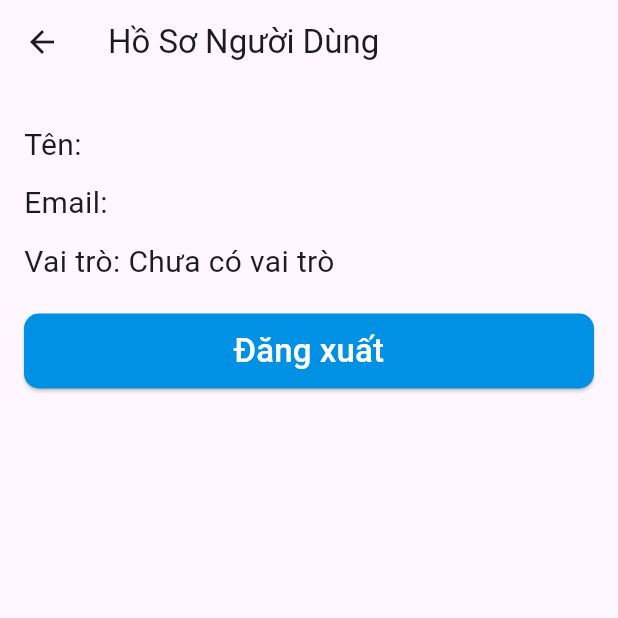
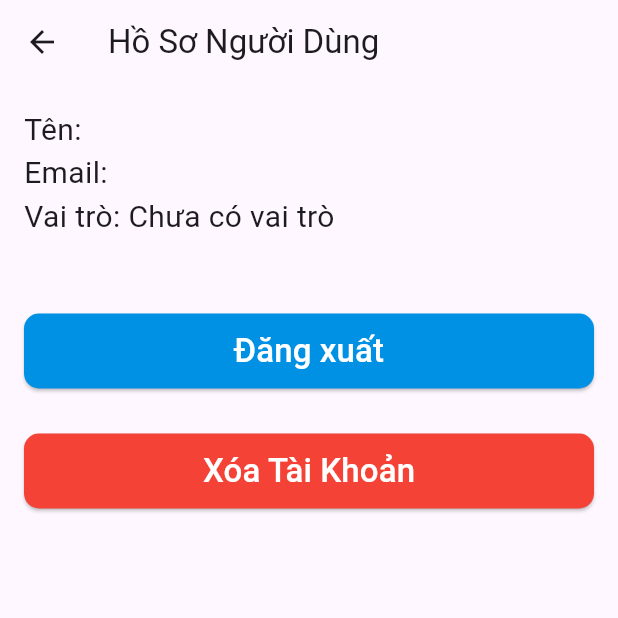
Before and after one commit to quangtran789/super_market-Flutter_frontend-, a Flutter app: the ProfileScreen screen opened directly, on a phone screen of 412 x 824 dp, the top half of it. Run offline on Flutter 3.47's test engine with Material 3 defaults, Android fonts, the phone set to English and light mode, and no system bars; our stand-ins replace carousel_slider, file_picker, flutter_slidable, flutter_svg, get, hexcolor and 3 more; missing offline and left inert: flutter_facebook_auth; accounts and stored records are empty; Roboto replaces fonts that are missing (Jaldi).

Commit message:
new second commit

```diff
--- a/lib/Views/Profile/profile_screen.dart
+++ b/lib/Views/Profile/profile_screen.dart
@@ -1,4 +1,5 @@
 import 'dart:io';
+import 'package:app_supermarket/Services/auth_service.dart';
 import 'package:app_supermarket/Views/Login/Screens/login_screens.dart';
 import 'package:flutter/material.dart';
 import 'package:shared_preferences/shared_preferences.dart';
@@ -13,15 +14,42 @@ class _ProfileScreenState extends State<ProfileScreen> {
   String? name;
   String? email;
   String? role;
+  final AuthService authService = AuthService();
 
-  Future<void> logout() async {
-    SharedPreferences prefs = await SharedPreferences.getInstance();
-    await prefs.clear(); // Xóa tất cả thông tin người dùng
+  Future<void> deleteAccount() async {
+    final confirmDelete = await showDialog(
+      context: context,
+      builder: (BuildContext context) {
+        return AlertDialog(
+          title: const Text("Xác nhận"),
+          content: const Text("Bạn có chắc muốn xóa tài khoản?"),
+          actions: [
+            TextButton(
+              child: const Text("Hủy"),
+              onPressed: () => Navigator.of(context).pop(false),
+            ),
+            TextButton(
+              child: const Text("Có"),
+              onPressed: () => Navigator.of(context).pop(true),
+            ),
+          ],
+        );
+      },
+    );
 
-    Navigator.pushReplacement(
-      context,
-      MaterialPageRoute(builder: (context) => const LoginScreens()),
-    );
+    if (confirmDelete == true) {
+      bool isDeleted = await authService.deleteAccount();
+      if (isDeleted) {
+        Navigator.pushReplacement(
+          context,
+          MaterialPageRoute(builder: (context) => const LoginScreens()),
+        );
+      } else {
+        ScaffoldMessenger.of(context).showSnackBar(
+          const SnackBar(content: Text('Xóa tài khoản không thành công')),
+        );
+      }
+    }
   }
 
   @override
@@ -30,18 +58,14 @@ class _ProfileScreenState extends State<ProfileScreen> {
     _loadUserProfile();
   }
 
-  // Hàm để tải thông tin người dùng từ SharedPreferences
   Future<void> _loadUserProfile() async {
     SharedPreferences prefs = await SharedPreferences.getInstance();
     setState(() {
       name = prefs.getString('name');
       email = prefs.getString('email');
       role = prefs.getString('role');
-      // Tải đường dẫn ảnh hồ sơ
     });
   }
-
-  // Hàm để chọn hình ảnh
 
   @override
   Widget build(BuildContext context) {
@@ -54,22 +78,15 @@ class _ProfileScreenState extends State<ProfileScreen> {
         child: Column(
           crossAxisAlignment: CrossAxisAlignment.start,
           children: [
-            const SizedBox(height: 10),
-            Text(
-              'Tên: ${name ?? 'Chưa có tên'}',
-              style: const TextStyle(fontSize: 20),
+            Text('Tên: ${name ?? 'Chưa có tên'}',
+                style: const TextStyle(fontSize: 20)),
+            Text('Email: ${email ?? 'Chưa có email'}',
+                style: const TextStyle(fontSize: 20)),
+            Text('Vai trò: ${role ?? 'Chưa có vai trò'}',
+                style: const TextStyle(fontSize: 20)),
+            SizedBox(
+              height: 50,
             ),
-            const SizedBox(height: 10),
-            Text(
-              'Email: ${email ?? 'Chưa có email'}',
-              style: const TextStyle(fontSize: 20),
-            ),
-            const SizedBox(height: 10),
-            Text(
-              'Vai trò: ${role ?? 'Chưa có vai trò'}',
-              style: const TextStyle(fontSize: 20),
-            ),
-            const SizedBox(height: 20),
             ElevatedButton(
               style: ElevatedButton.styleFrom(
                 backgroundColor: const Color(0xff0091E5),
@@ -81,11 +98,24 @@ class _ProfileScreenState extends State<ProfileScreen> {
               onPressed: logout,
               child: const Text(
                 'Đăng xuất',
-                style: TextStyle(
-                  fontSize: 22,
-                  fontFamily: 'Jaldi',
-                  color: Colors.white,
+                style: TextStyle(fontSize: 22, color: Colors.white),
+              ),
+            ),
+            SizedBox(
+              height: 30,
+            ),
+            ElevatedButton(
+              style: ElevatedButton.styleFrom(
+                backgroundColor: Colors.red,
+                minimumSize: const Size(400, 50),
+                shape: RoundedRectangleBorder(
+                  borderRadius: BorderRadius.circular(10),
                 ),
+              ),
+              onPressed: deleteAccount,
+              child: const Text(
+                'Xóa Tài Khoản',
+                style: TextStyle(fontSize: 22, color: Colors.white),
               ),
             ),
           ],
@@ -93,4 +123,13 @@ class _ProfileScreenState extends State<ProfileScreen> {
       ),
     );
   }
+
+  Future<void> logout() async {
+    SharedPreferences prefs = await SharedPreferences.getInstance();
+    await prefs.clear();
+    Navigator.pushReplacement(
+      context,
+      MaterialPageRoute(builder: (context) => const LoginScreens()),
+    );
+  }
 }
```
Also changed, not shown: lib/Services/auth_service.dart (+34 -4 lines).
